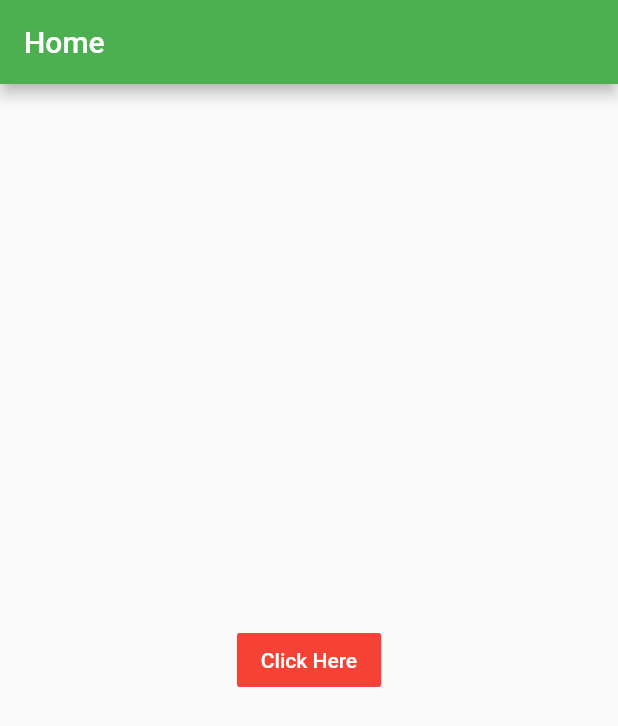
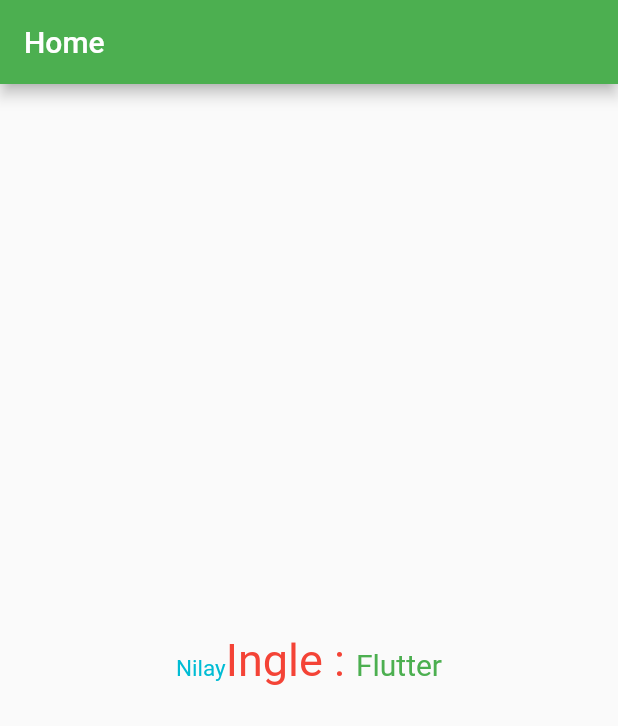
Before and after one commit to nilayingle/FlutterApp, a Flutter app: the screen it shows after launch, on a phone screen of 412 x 824 dp. Shown: the top 726 px of the screen. Run offline on Flutter 3.47's test engine with Material 2 defaults, Android fonts, the phone set to English and light mode, and no system bars; our stand-ins replace toast.

Commit message:
Used Text, TextStyle, RichText, TextSpan Widgets

```diff
--- a/lib/main.dart
+++ b/lib/main.dart
@@ -27,25 +27,65 @@ class _MyHomeState extends State<MyHome> {
         backgroundColor: Colors.green,
       ),
       body: Center(
-        child: Row(
-          mainAxisAlignment: MainAxisAlignment.center,
-          children: <Widget>[
-            FlatButton(
-              child: Text('Click Here'),
-              onPressed: () => Toast.show(
-                'Toast Demo',
-                context,
-                duration: Toast.LENGTH_LONG,
-                gravity: Toast.BOTTOM,
-                backgroundColor: Colors.blue,
-                textColor: Colors.white,
+        child: RichText(
+          text: TextSpan(
+            text: 'Nilay',
+            style: TextStyle(
+              color: Colors.cyan,
+              fontSize: 15,
+            ),
+            children: <TextSpan>[
+              TextSpan(
+                text: 'Ingle : ',
+                style: TextStyle(
+                  color: Colors.red,
+                  fontSize: 30,
+                ),
               ),
-              color: Colors.red,
-              textColor: Colors.white,
-            ),
-          ],
+              TextSpan(
+                text: 'Flutter',
+                style: TextStyle(
+                  color: Colors.green,
+                  fontSize: 20,
+                ),
+              ),
+            ]
+          ),
         ),
       ),
+      // body: Center(
+      //   child: Text(
+      //     'Nilay Ingle',
+      //     maxLines: 3,
+      //     style: TextStyle(
+      //       backgroundColor: Colors.red,
+      //       color: Colors.white,
+      //       fontWeight: FontWeight.bold,
+      //       fontSize: 30,
+      //       fontStyle: FontStyle.italic,
+      //     ),
+      //   ),
+      // ),
+      // body: Center(
+      //   child: Row(
+      //     mainAxisAlignment: MainAxisAlignment.center,
+      //     children: <Widget>[
+      //       FlatButton(
+      //         child: Text('Click Here'),
+      //         onPressed: () => Toast.show(
+      //           'Toast Demo',
+      //           context,
+      //           duration: Toast.LENGTH_LONG,
+      //           gravity: Toast.BOTTOM,
+      //           backgroundColor: Colors.blue,
+      //           textColor: Colors.white,
+      //         ),
+      //         color: Colors.red,
+      //         textColor: Colors.white,
+      //       ),
+      //     ],
+      //   ),
+      // ),
     );
   }
 }
```
